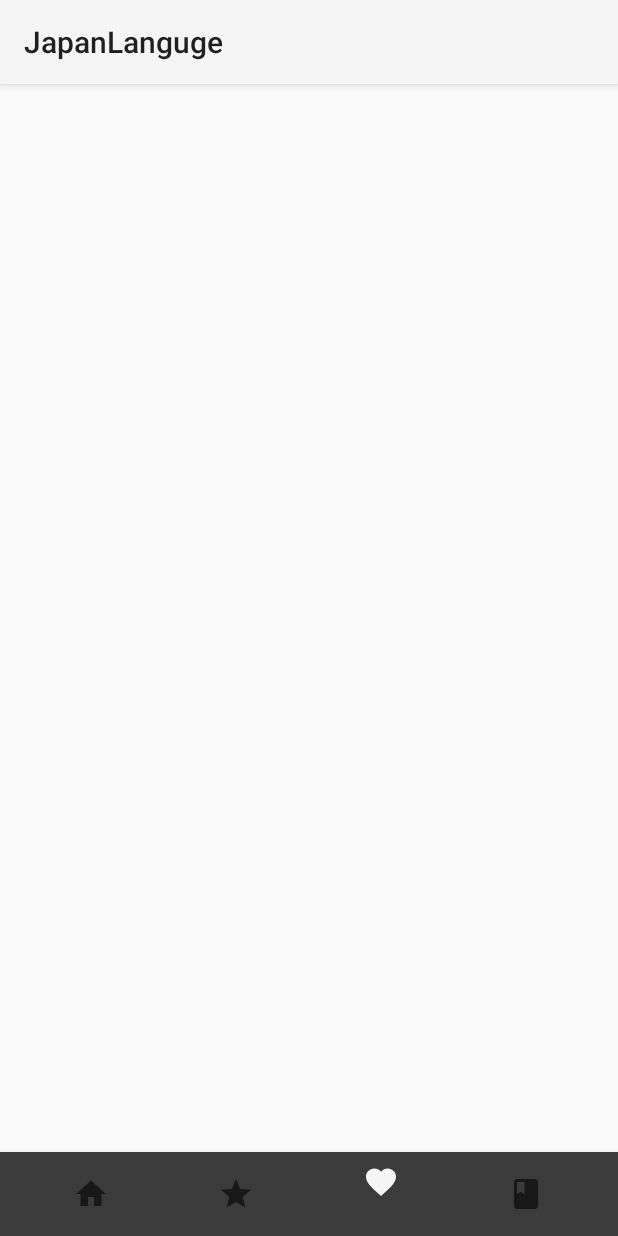
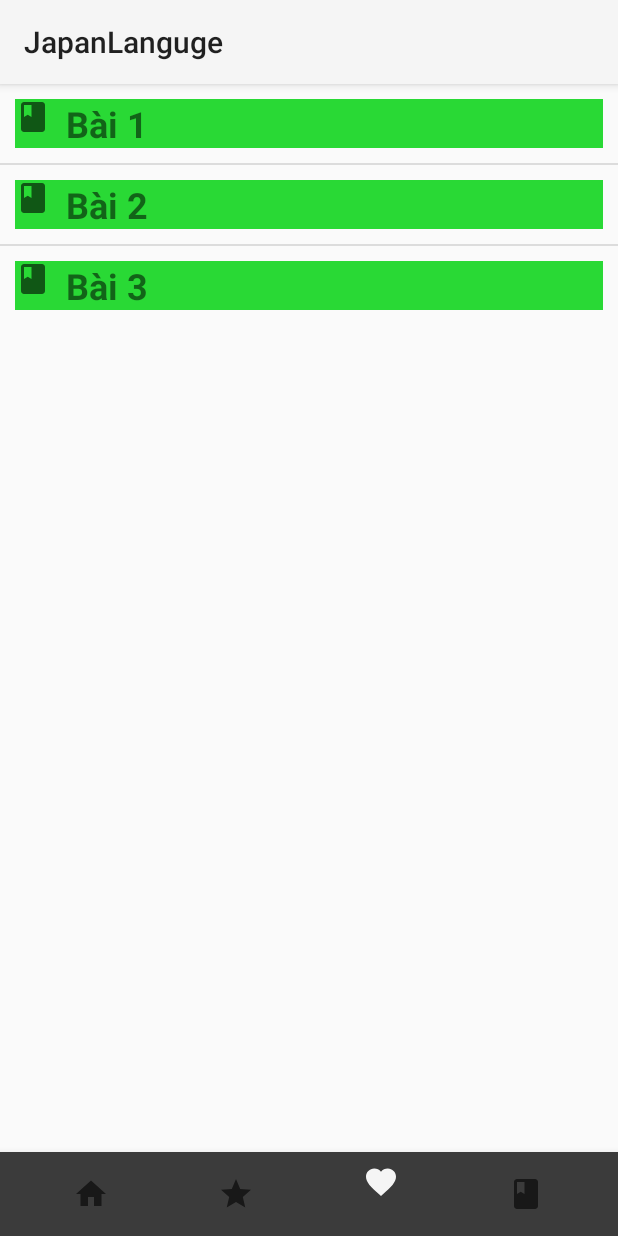
Before and after one commit to DucTai99/japanproject, an Android app: the screen it shows after launch (MainActivity), item 3 of the bottom bar chosen, on a phone screen of 412 x 824 dp. Run offline under Robolectric (Android 15) with nearby library versions, the phone set to English and light mode, and no system bars.

Commit message:
create list view vocabulary

```diff
--- a/app/src/main/java/com/example/japan/Vocabulary.java
+++ b/app/src/main/java/com/example/japan/Vocabulary.java
@@ -1,18 +1,39 @@
 package com.example.japan;
 
 import android.os.Bundle;
+import android.util.Log;
 import android.view.LayoutInflater;
 import android.view.View;
 import android.view.ViewGroup;
+import android.widget.ListView;
+import android.widget.TextView;
 
 import androidx.fragment.app.Fragment;
 
+import com.example.japan.adapter.ObjectAdapter;
+import com.example.japan.model.ObjectGeneral;
+
+import java.util.ArrayList;
+
 public class Vocabulary extends Fragment {
+    private ArrayList<ObjectGeneral> listVocabulary;
+    ListView listView;
 
     @Override
     public View onCreateView(LayoutInflater inflater, ViewGroup container,
                              Bundle savedInstanceState) {
-        // Inflate the layout for this fragment
-        return inflater.inflate(R.layout.fragment_vocabulary, container, false);
+
+        View view = inflater.inflate(R.layout.fragment_vocabulary, container, false);
+        listVocabulary = new ArrayList<>();
+
+        listVocabulary.add(new ObjectGeneral(1, "Bài 1", "abcd"));
+        listVocabulary.add(new ObjectGeneral(2, "Bài 2", "abcd"));
+        listVocabulary.add(new ObjectGeneral(3, "Bài 3", "abcd"));
+
+
+        listView = view.findViewById(R.id.list_unit_vocabulary);
+        ObjectAdapter objectAdapter = new ObjectAdapter(getContext(), R.layout.row, listVocabulary);
+        listView.setAdapter(objectAdapter);
+        return view;
     }
 }
--- a/app/src/main/java/com/example/japan/adapter/ObjectAdapter.java
+++ b/app/src/main/java/com/example/japan/adapter/ObjectAdapter.java
@@ -51,6 +51,7 @@ public class ObjectAdapter extends BaseAdapter {
                 holder = new ViewHolder();
                 LayoutInflater inflater = (LayoutInflater) context.getSystemService(Context.LAYOUT_INFLATER_SERVICE);
                 view = inflater.inflate(layout,null);
+
                 holder.textRow = (TextView) view.findViewById(R.id.title);
                 holder.img = (ImageView) view.findViewById(R.id.iconObject);
                 view.setTag(holder);
@@ -61,6 +62,7 @@ public class ObjectAdapter extends BaseAdapter {
         final ObjectGeneral objectGeneral = list.get(i);
         holder.textRow.setText(objectGeneral.getName());
 
+
         return view;
     }
 }
--- a/app/src/main/res/layout/fragment_vocabulary.xml
+++ b/app/src/main/res/layout/fragment_vocabulary.xml
@@ -6,9 +6,11 @@
     tools:context=".Vocabulary">
 
     <!-- TODO: Update blank fragment layout -->
+
     <ListView
         android:id="@+id/list_unit_vocabulary"
         android:layout_width="match_parent"
-        android:layout_height="match_parent">
+        android:layout_height="wrap_content">
     </ListView>
+
 </RelativeLayout>
```
Lines whose indentation alone changed are shown as unchanged.
